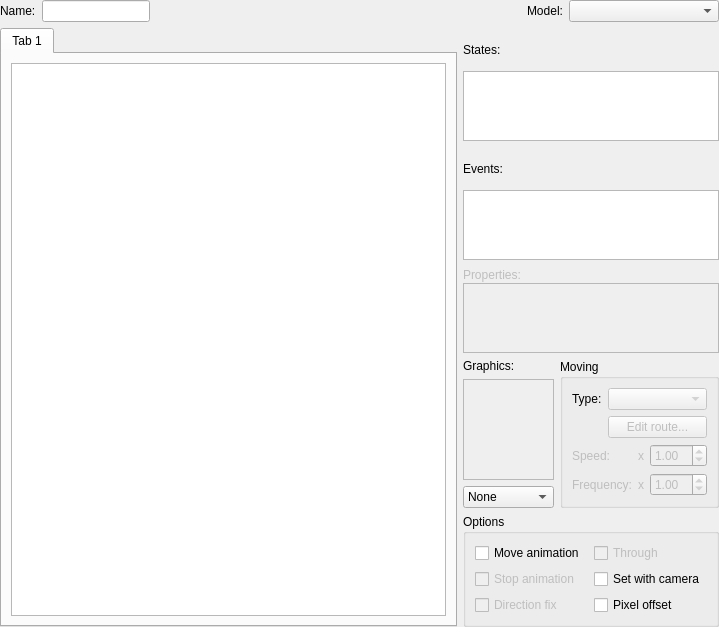
First picture: the form in Engine/CustomWidgets/panelobject.ui, repository RPG-Paper-Maker/RPG-Paper-Maker, before the edit.
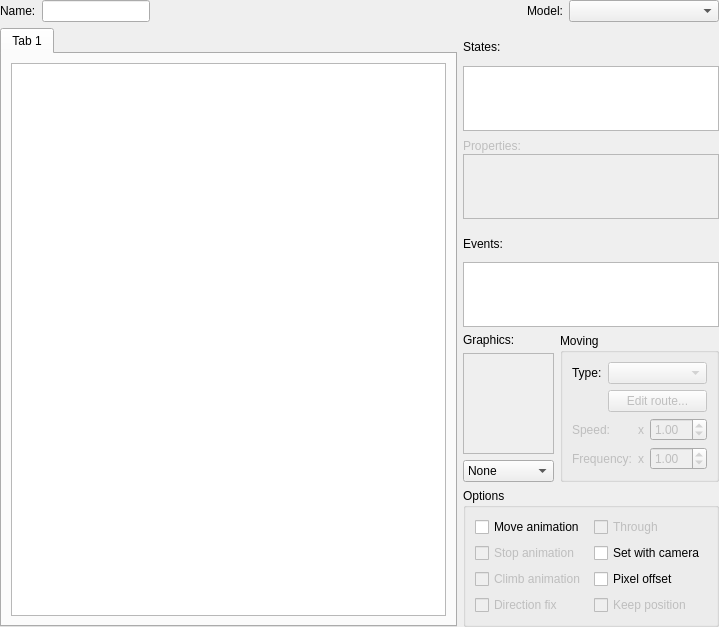
Second picture: the form after the edit. Custom widgets are drawn as their Qt base class.

The edit to the form file:
```diff
--- a/Engine/CustomWidgets/panelobject.ui
+++ b/Engine/CustomWidgets/panelobject.ui
@@ -119,34 +119,7 @@
              <property name="maximumSize">
               <size>
                <width>16777215</width>
-               <height>70</height>
-              </size>
-             </property>
-             <attribute name="headerVisible">
-              <bool>false</bool>
-             </attribute>
-            </widget>
-           </item>
-          </layout>
-         </item>
-         <item>
-          <layout class="QVBoxLayout" name="verticalLayout_3" stretch="0,1">
-           <property name="spacing">
-            <number>0</number>
-           </property>
-           <item>
-            <widget class="QLabel" name="label_6">
-             <property name="text">
-              <string>Events:</string>
-             </property>
-            </widget>
-           </item>
-           <item>
-            <widget class="WidgetSuperTree" name="treeViewEvents">
-             <property name="maximumSize">
-              <size>
-               <width>16777215</width>
-               <height>70</height>
+               <height>65</height>
               </size>
              </property>
              <attribute name="headerVisible">
@@ -185,13 +158,40 @@
              <property name="maximumSize">
               <size>
                <width>16777215</width>
-               <height>70</height>
+               <height>65</height>
               </size>
              </property>
             </widget>
            </item>
           </layout>
          </item>
+         <item>
+          <layout class="QVBoxLayout" name="verticalLayout_3" stretch="0,1">
+           <property name="spacing">
+            <number>0</number>
+           </property>
+           <item>
+            <widget class="QLabel" name="label_6">
+             <property name="text">
+              <string>Events:</string>
+             </property>
+            </widget>
+           </item>
+           <item>
+            <widget class="WidgetSuperTree" name="treeViewEvents">
+             <property name="maximumSize">
+              <size>
+               <width>16777215</width>
+               <height>65</height>
+              </size>
+             </property>
+             <attribute name="headerVisible">
+              <bool>false</bool>
+             </attribute>
+            </widget>
+           </item>
+          </layout>
+         </item>
          <item>
           <layout class="QGridLayout" name="gridLayout_8">
            <item row="0" column="0">
@@ -340,13 +340,6 @@
              <layout class="QGridLayout" name="gridLayout_7">
               <item row="0" column="0">
                <layout class="QGridLayout" name="gridLayout_6">
-                <item row="0" column="0">
-                 <widget class="QCheckBox" name="checkBoxMoveAnimation">
-                  <property name="text">
-                   <string>Move animation</string>
-                  </property>
-                 </widget>
-                </item>
                 <item row="0" column="1">
                  <widget class="QCheckBox" name="checkBoxThrough">
                   <property name="enabled">
@@ -357,13 +350,13 @@
                   </property>
                  </widget>
                 </item>
-                <item row="1" column="0">
-                 <widget class="QCheckBox" name="checkBoxStopAnimation">
+                <item row="3" column="0">
+                 <widget class="QCheckBox" name="checkBoxDirectionFix">
                   <property name="enabled">
                    <bool>false</bool>
                   </property>
                   <property name="text">
-                   <string>Stop animation</string>
+                   <string>Direction fix</string>
                   </property>
                  </widget>
                 </item>
@@ -374,13 +367,30 @@
                   </property>
                  </widget>
                 </item>
+                <item row="0" column="0">
+                 <widget class="QCheckBox" name="checkBoxMoveAnimation">
+                  <property name="text">
+                   <string>Move animation</string>
+                  </property>
+                 </widget>
+                </item>
+                <item row="1" column="0">
+                 <widget class="QCheckBox" name="checkBoxStopAnimation">
+                  <property name="enabled">
+                   <bool>false</bool>
+                  </property>
+                  <property name="text">
+                   <string>Stop animation</string>
+                  </property>
+                 </widget>
+                </item>
                 <item row="2" column="0">
-                 <widget class="QCheckBox" name="checkBoxDirectionFix">
+                 <widget class="QCheckBox" name="checkBoxClimbAnimation">
                   <property name="enabled">
                    <bool>false</bool>
                   </property>
                   <property name="text">
-                   <string>Direction fix</string>
+                   <string>Climb animation</string>
                   </property>
                  </widget>
                 </item>
@@ -391,6 +401,16 @@
                   </property>
                  </widget>
                 </item>
+                <item row="3" column="1">
+                 <widget class="QCheckBox" name="checkBoxKeepPosition">
+                  <property name="enabled">
+                   <bool>false</bool>
+                  </property>
+                  <property name="text">
+                   <string>Keep position</string>
+                  </property>
+                 </widget>
+                </item>
                </layout>
               </item>
              </layout>
```
